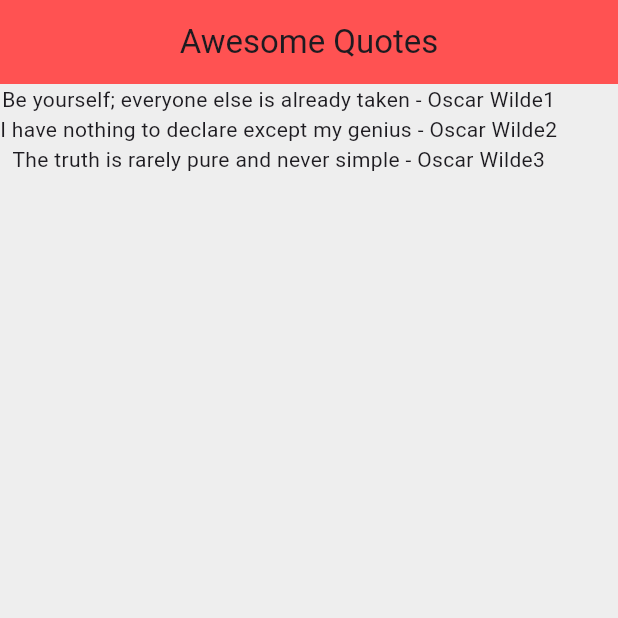
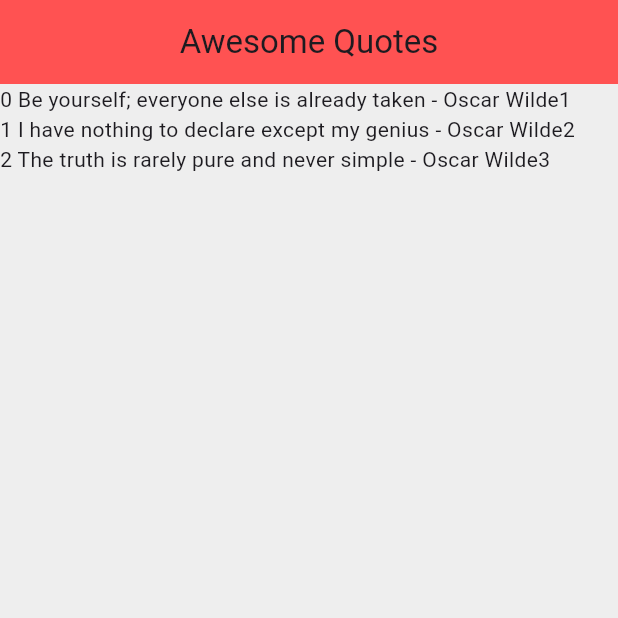
Before and after one commit to better-adapted/flutter_app_demo, a Flutter app: the screen it shows after launch, on a phone screen of 412 x 824 dp, the top half of it. Run offline on Flutter 3.47's test engine with Material 3 defaults, Android fonts, the phone set to English and light mode, and no system bars.

Commit message:
quotes demo with some btter formating and a index of the quote

```diff
--- a/lib/main.dart
+++ b/lib/main.dart
@@ -34,8 +34,16 @@ class _QuoteListState extends State<QuoteList> {
         backgroundColor: Colors.redAccent,
       ),
       body: Column(
-        children: quotes.map((quote) => Text('${quote.text} - ${quote.author}')).toList(),
-      ),
-    );
+        mainAxisAlignment: MainAxisAlignment.start,
+        crossAxisAlignment: CrossAxisAlignment.start,
+        // children: quotes.map((quote) => Text('${quote.text} - ${quote.author}')).toList(),
+        children: quotes.map((quote) {
+              var index = quotes.indexOf(quote);
+              var temp = index.toInt().toString();
+              temp += ' ${quote.text} - ${quote.author}';
+              return Text(textAlign: TextAlign.left,temp);
+            }).toList()
+        )
+      );
   }
 }
```
